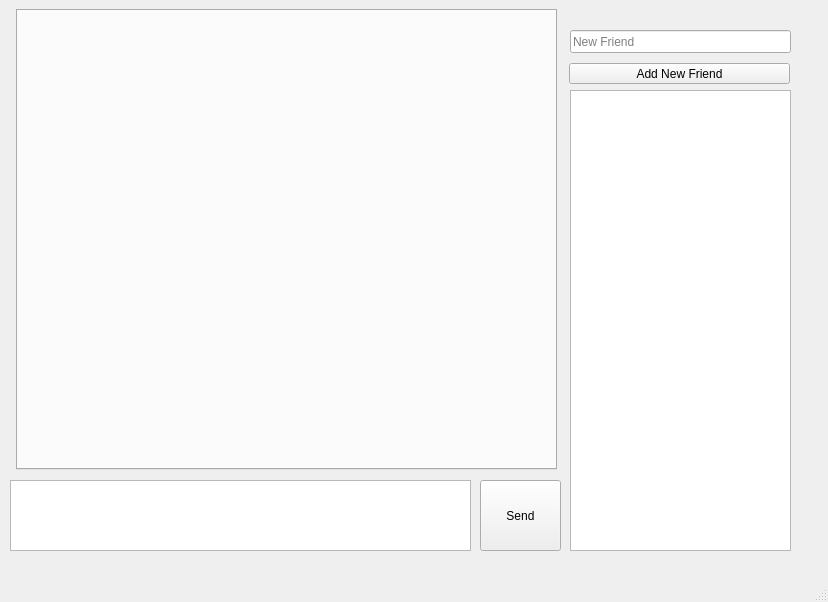
The window that commapp-cpp/src/app/mainwindow.ui (PiotrLiszka/CommApp) describes before a commit, drawn with Qt 5.
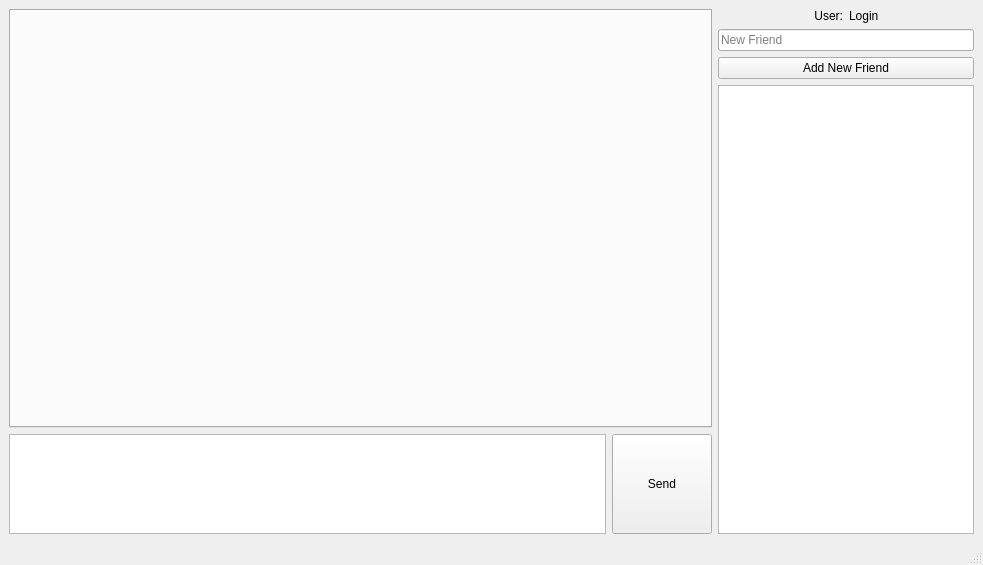
The same window after the commit. Custom widgets are drawn as their Qt base class.

Patch:
```diff
--- a/commapp-cpp/src/app/mainwindow.ui
+++ b/commapp-cpp/src/app/mainwindow.ui
@@ -6,58 +6,146 @@
    <rect>
     <x>0</x>
     <y>0</y>
-    <width>828</width>
-    <height>602</height>
+    <width>983</width>
+    <height>565</height>
    </rect>
   </property>
   <property name="windowTitle">
    <string>MainWindow</string>
   </property>
   <widget class="QWidget" name="centralwidget">
-   <widget class="QPushButton" name="pushButton">
-    <property name="geometry">
-     <rect>
-      <x>480</x>
-      <y>480</y>
-      <width>81</width>
-      <height>71</height>
-     </rect>
-    </property>
-    <property name="text">
-     <string>Send</string>
-    </property>
-   </widget>
-   <widget class="InputTextEdit" name="textEdit">
-    <property name="geometry">
-     <rect>
-      <x>10</x>
-      <y>480</y>
-      <width>461</width>
-      <height>71</height>
-     </rect>
-    </property>
-   </widget>
+   <property name="sizePolicy">
+    <sizepolicy hsizetype="Expanding" vsizetype="Expanding">
+     <horstretch>0</horstretch>
+     <verstretch>0</verstretch>
+    </sizepolicy>
+   </property>
+   <layout class="QHBoxLayout" name="horizontalLayout">
+    <item>
+     <layout class="QVBoxLayout" name="leftLayout">
+      <property name="sizeConstraint">
+       <enum>QLayout::SizeConstraint::SetDefaultConstraint</enum>
+      </property>
+      <property name="leftMargin">
+       <number>0</number>
+      </property>
+      <item>
    <widget class="QTabWidget" name="tabWidget">
-    <property name="geometry">
-     <rect>
-      <x>16</x>
-      <y>9</y>
-      <width>541</width>
-      <height>461</height>
-     </rect>
+        <property name="sizePolicy">
+         <sizepolicy hsizetype="MinimumExpanding" vsizetype="Expanding">
+          <horstretch>0</horstretch>
+          <verstretch>0</verstretch>
+         </sizepolicy>
     </property>
     <property name="currentIndex">
      <number>-1</number>
     </property>
    </widget>
+      </item>
+      <item>
+       <layout class="QHBoxLayout" name="textSendLayout">
+        <property name="sizeConstraint">
+         <enum>QLayout::SizeConstraint::SetMaximumSize</enum>
+        </property>
+        <property name="topMargin">
+         <number>0</number>
+        </property>
+        <item>
+         <widget class="InputTextEdit" name="textEdit">
+          <property name="enabled">
+           <bool>true</bool>
+          </property>
+          <property name="sizePolicy">
+           <sizepolicy hsizetype="Expanding" vsizetype="Maximum">
+            <horstretch>0</horstretch>
+            <verstretch>0</verstretch>
+           </sizepolicy>
+          </property>
+          <property name="minimumSize">
+           <size>
+            <width>0</width>
+            <height>50</height>
+           </size>
+          </property>
+          <property name="maximumSize">
+           <size>
+            <width>16777215</width>
+            <height>100</height>
+           </size>
+          </property>
+         </widget>
+        </item>
+        <item>
+         <widget class="QPushButton" name="pushButton">
+          <property name="sizePolicy">
+           <sizepolicy hsizetype="Preferred" vsizetype="Maximum">
+            <horstretch>0</horstretch>
+            <verstretch>0</verstretch>
+           </sizepolicy>
+          </property>
+          <property name="minimumSize">
+           <size>
+            <width>100</width>
+            <height>0</height>
+           </size>
+          </property>
+          <property name="maximumSize">
+           <size>
+            <width>16777215</width>
+            <height>200</height>
+           </size>
+          </property>
+          <property name="text">
+           <string>Send</string>
+          </property>
+         </widget>
+        </item>
+       </layout>
+      </item>
+     </layout>
+    </item>
+    <item>
+     <layout class="QVBoxLayout" name="rightLayout">
+      <item>
+       <layout class="QHBoxLayout" name="horizontalLayout_4">
+        <property name="bottomMargin">
+         <number>0</number>
+        </property>
+        <item>
+         <widget class="QLabel" name="label">
+          <property name="text">
+           <string>User:</string>
+          </property>
+          <property name="alignment">
+           <set>Qt::AlignmentFlag::AlignRight|Qt::AlignmentFlag::AlignTrailing|Qt::AlignmentFlag::AlignVCenter</set>
+          </property>
+         </widget>
+        </item>
+        <item>
+         <widget class="QLabel" name="usernameLabel">
+          <property name="enabled">
+           <bool>true</bool>
+          </property>
+          <property name="text">
+           <string>Login</string>
+          </property>
+         </widget>
+        </item>
+       </layout>
+      </item>
+      <item>
    <widget class="QLineEdit" name="newFriendLineEdit">
-    <property name="geometry">
-     <rect>
-      <x>570</x>
-      <y>30</y>
-      <width>221</width>
-      <height>23</height>
-     </rect>
+        <property name="sizePolicy">
+         <sizepolicy hsizetype="Fixed" vsizetype="Fixed">
+          <horstretch>0</horstretch>
+          <verstretch>0</verstretch>
+         </sizepolicy>
+        </property>
+        <property name="minimumSize">
+         <size>
+          <width>256</width>
+          <height>0</height>
+         </size>
     </property>
     <property name="text">
      <string/>
@@ -66,29 +154,39 @@
      <string>New Friend</string>
     </property>
    </widget>
+      </item>
+      <item>
    <widget class="QPushButton" name="addNewFriendPushButton">
-    <property name="geometry">
-     <rect>
-      <x>569</x>
-      <y>63</y>
-      <width>221</width>
-      <height>21</height>
-     </rect>
+        <property name="sizePolicy">
+         <sizepolicy hsizetype="Fixed" vsizetype="Fixed">
+          <horstretch>0</horstretch>
+          <verstretch>0</verstretch>
+         </sizepolicy>
+        </property>
+        <property name="minimumSize">
+         <size>
+          <width>256</width>
+          <height>0</height>
+         </size>
     </property>
     <property name="text">
      <string>Add New Friend</string>
     </property>
    </widget>
+      </item>
+      <item>
    <widget class="QListWidget" name="friendsListWidget">
-    <property name="geometry">
-     <rect>
-      <x>570</x>
-      <y>90</y>
-      <width>221</width>
-      <height>461</height>
-     </rect>
-    </property>
-   </widget>
+        <property name="sizePolicy">
+         <sizepolicy hsizetype="Fixed" vsizetype="MinimumExpanding">
+          <horstretch>0</horstretch>
+          <verstretch>0</verstretch>
+         </sizepolicy>
+        </property>
+       </widget>
+      </item>
+     </layout>
+    </item>
+   </layout>
   </widget>
   <widget class="QMenuBar" name="menubar">
    <property name="geometry">
```
Left out of the diff: 2 changed lines with no effect on the pictures. Lines whose indentation alone changed are shown as unchanged.
